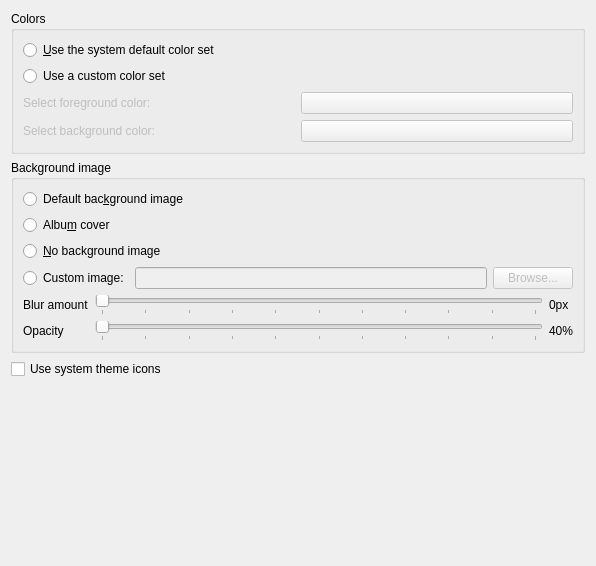
Old version of the form src/settings/appearancesettingspage.ui in the repository strawberrymusicplayer/strawberry.
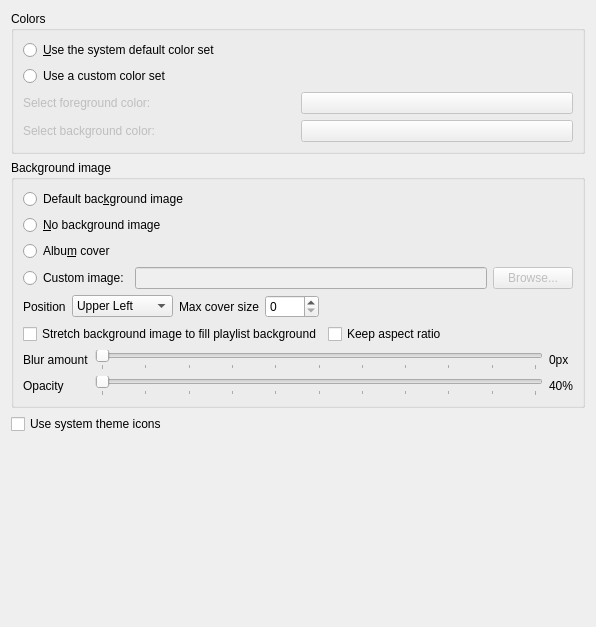
New version of the form.

Commit message: Add more background image options

```diff
--- a/src/settings/appearancesettingspage.ui
+++ b/src/settings/appearancesettingspage.ui
@@ -7,7 +7,7 @@
     <x>0</x>
     <y>0</y>
     <width>596</width>
-    <height>566</height>
+    <height>627</height>
    </rect>
   </property>
   <property name="windowTitle">
@@ -98,6 +98,13 @@
         </property>
        </widget>
       </item>
+      <item>
+       <widget class="QRadioButton" name="use_no_background">
+        <property name="text">
+         <string>&amp;No background image</string>
+        </property>
+       </widget>
+      </item>
       <item>
        <widget class="QRadioButton" name="use_album_cover_background">
         <property name="toolTip">
@@ -109,14 +116,7 @@
        </widget>
       </item>
       <item>
-       <widget class="QRadioButton" name="use_no_background">
-        <property name="text">
-         <string>&amp;No background image</string>
-        </property>
-       </widget>
-      </item>
-      <item>
-       <layout class="QHBoxLayout" name="horizontalLayout_3">
+       <layout class="QHBoxLayout" name="layout_custom_image">
         <item>
          <widget class="QRadioButton" name="use_custom_background_image">
           <property name="text">
@@ -144,7 +144,135 @@
        </layout>
       </item>
       <item>
-       <layout class="QGridLayout" name="gridLayout">
+       <widget class="QWidget" name="widget_custom_background_image_options" native="true">
+        <layout class="QVBoxLayout" name="layout_custom_background_image_options">
+         <property name="leftMargin">
+          <number>0</number>
+         </property>
+         <property name="topMargin">
+          <number>0</number>
+         </property>
+         <property name="rightMargin">
+          <number>0</number>
+         </property>
+         <property name="bottomMargin">
+          <number>0</number>
+         </property>
+         <item>
+          <widget class="QWidget" name="widget_custom_position" native="true">
+           <layout class="QHBoxLayout" name="layout_custom_position">
+            <property name="leftMargin">
+             <number>0</number>
+            </property>
+            <property name="topMargin">
+             <number>0</number>
+            </property>
+            <property name="rightMargin">
+             <number>0</number>
+            </property>
+            <property name="bottomMargin">
+             <number>0</number>
+            </property>
+            <item>
+             <widget class="QLabel" name="label_position">
+              <property name="text">
+               <string>Position</string>
+              </property>
+             </widget>
+            </item>
+            <item>
+             <widget class="QComboBox" name="combobox_backgroundimageposition">
+              <item>
+               <property name="text">
+                <string>Upper Left</string>
+               </property>
+              </item>
+              <item>
+               <property name="text">
+                <string>Upper Right</string>
+               </property>
+              </item>
+              <item>
+               <property name="text">
+                <string>Middle</string>
+               </property>
+              </item>
+              <item>
+               <property name="text">
+                <string>Bottom Left</string>
+               </property>
+              </item>
+              <item>
+               <property name="text">
+                <string>Bottom Right</string>
+               </property>
+              </item>
+             </widget>
+            </item>
+            <item>
+             <widget class="QLabel" name="label">
+              <property name="text">
+               <string>Max cover size</string>
+              </property>
+             </widget>
+            </item>
+            <item>
+             <widget class="QSpinBox" name="spinbox_background_image_maxsize">
+              <property name="maximum">
+               <number>9000</number>
+              </property>
+             </widget>
+            </item>
+            <item>
+             <spacer name="spacer_position">
+              <property name="orientation">
+               <enum>Qt::Horizontal</enum>
+              </property>
+              <property name="sizeHint" stdset="0">
+               <size>
+                <width>40</width>
+                <height>20</height>
+               </size>
+              </property>
+             </spacer>
+            </item>
+           </layout>
+          </widget>
+         </item>
+         <item>
+          <widget class="QWidget" name="widget_background_image_stretch" native="true">
+           <layout class="QHBoxLayout" name="layout_background_image_stretch">
+            <property name="leftMargin">
+             <number>0</number>
+            </property>
+            <property name="topMargin">
+             <number>0</number>
+            </property>
+            <property name="rightMargin">
+             <number>0</number>
+            </property>
+            <property name="bottomMargin">
+             <number>0</number>
+            </property>
+            <item>
+             <widget class="QCheckBox" name="checkbox_background_image_stretch">
+              <property name="text">
+               <string>Stretch background image to fill playlist background</string>
+              </property>
+             </widget>
+            </item>
+            <item>
+             <widget class="QCheckBox" name="checkbox_background_image_keep_aspect_ratio">
+              <property name="text">
+               <string>Keep aspect ratio</string>
+              </property>
+             </widget>
+            </item>
+           </layout>
+          </widget>
+         </item>
+         <item>
+          <layout class="QGridLayout" name="layout_blur_opacity">
         <item row="0" column="0">
          <widget class="QLabel" name="select_background_blur_label">
           <property name="enabled">
@@ -222,6 +350,9 @@
      </layout>
     </widget>
    </item>
+     </layout>
+    </widget>
+   </item>
    <item>
     <widget class="QCheckBox" name="checkbox_system_icons">
      <property name="text">
```
Left out of the diff: 16 changed lines with no effect on the pictures. Lines whose indentation alone changed are shown as unchanged. The commit also changes 10 other files.
